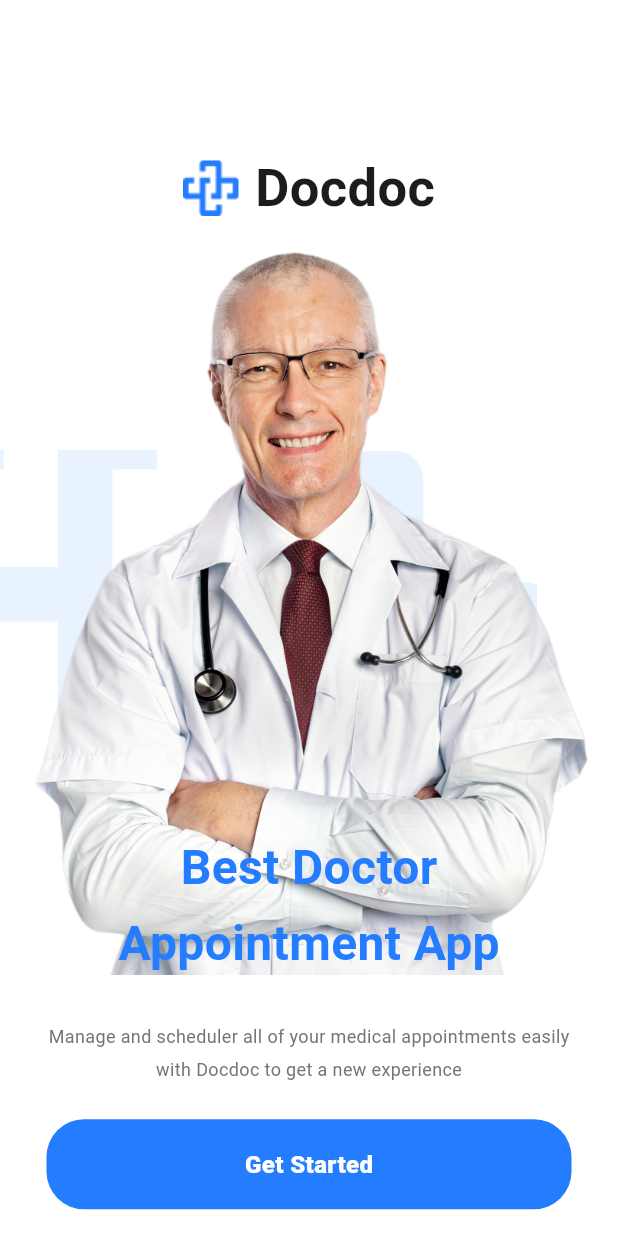
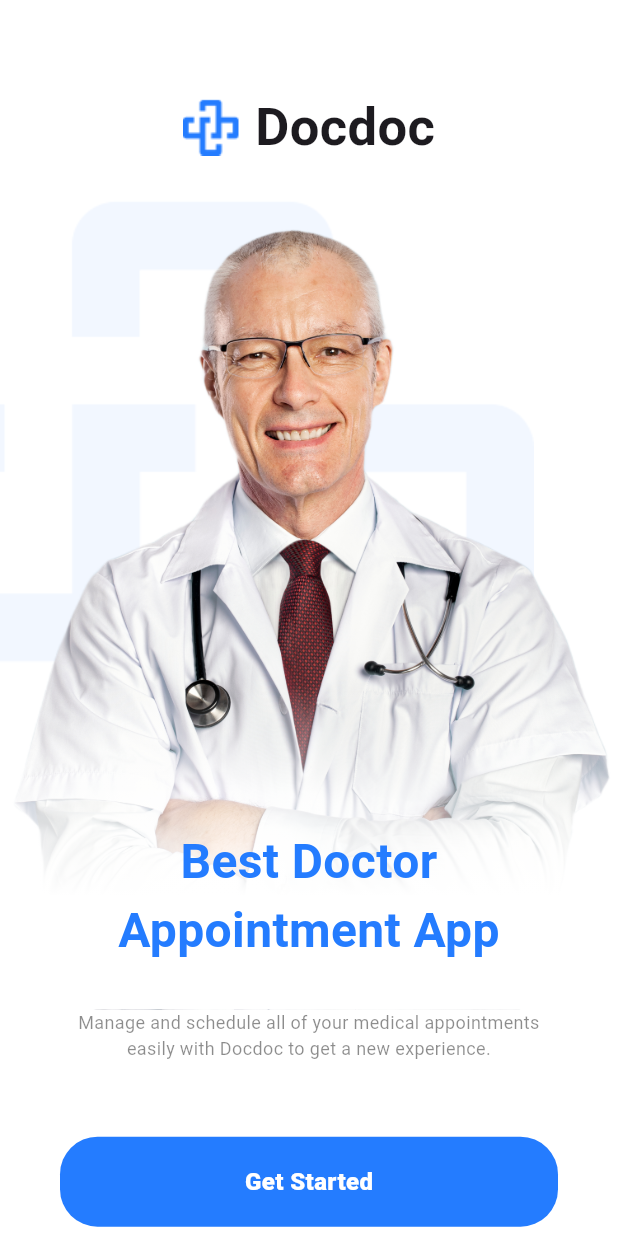
Before and after one commit to houssainebendhieb/flutter_advanced_project, a Flutter app: the screen it shows after launch, on a phone screen of 412 x 824 dp. Run offline on Flutter 3.47's test engine with Material 3 defaults, Android fonts, the phone set to English and light mode, and no system bars; our stand-ins replace flutter_screenutil.

Commit message:
onboarding screen done

```diff
--- a/lib/doc_app.dart
+++ b/lib/doc_app.dart
@@ -2,6 +2,7 @@ import 'package:flutter/material.dart';
 import 'package:flutter_complete_project/feature/login/presentation/widgets/detail_up_stack.dart';
 import 'package:flutter_complete_project/feature/login/presentation/widgets/text_and_logo.dart';
 import 'package:flutter_screenutil/flutter_screenutil.dart';
+import 'package:flutter_complete_project/core/theme/text_styles.dart';
 
 class DocApp extends StatelessWidget {
   const DocApp({super.key});
@@ -13,58 +14,44 @@ class DocApp extends StatelessWidget {
       child: Scaffold(
         body: Column(
           children: [
-            const SizedBox(
-              height: 100,
+            SizedBox(
+              height: 50.h,
             ),
             TextAndLogo(),
-
+            SizedBox(
+              height: 20.h,
+            ),
             Stack(
               children: [
                 Container(
-                  height: 500,
-                  child: Center(
-                    child: Opacity(
-                      opacity: 0.1,
-                      child: Container(
-                        height: 400,
-                        child: Row(
-                          children: [
-                            Container(
-                                height: 200,
-                                width: 150.h,
-                                child: Image.asset(
-                                  "assets/images/vector2.png",
-                                  fit: BoxFit.cover,
-                                )),
-                            Container(
-                                height: 200,
-                                width: 150.h,
-                                child: Image.asset(
-                                  "assets/images/vector.png",
-                                  fit: BoxFit.cover,
-                                )),
-                          ],
-                        ),
+                    child: Image.asset(
+                  "assets/images/group.png",
+                  fit: BoxFit.cover,
+                )),
+                Container(
+                  foregroundDecoration: BoxDecoration(
+                      gradient: LinearGradient(
+                          colors: [Colors.white, Colors.white.withOpacity(0.0)],
+                          end: Alignment.topCenter,
+                          begin: Alignment.bottomCenter,
+                          stops: const [0.14, 0.4])),
+                  child: Image.asset("assets/images/Image.png"),
+                ),
+                Positioned(
+                    left: 0,
+                    right: 0,
+                    bottom: 30,
+                    child: Center(
+                      child: Text(
+                        "Best Doctor\nAppointment App",
+                        textAlign: TextAlign.center,
+                        style: styles.textStyle32
+                            .copyWith(fontWeight: FontWeight.w700),
                       ),
-                    ),
-                  ),
-                ),
-                Opacity(
-                  opacity: 1,
-                  child: SizedBox(
-                    width: 443,
-                    height: 500,
-                    child: Image.asset("assets/images/Image.png"),
-                  ),
-                ),
-                const SizedBox(
-                  height: 700,
-                ),
-                Center(child: detail_up_stack()),
+                    )),
               ],
             ),
-
-            //   detail_up_stack()
+            detail_up_stack()
           ],
         ),
       ),
--- a/lib/feature/login/presentation/widgets/app_description.dart
+++ /dev/null
@@ -1,45 +0,0 @@
-import 'package:flutter/material.dart';
-import 'package:flutter_complete_project/core/theme/text_styles.dart';
-
-class app_descrption extends StatelessWidget {
-  const app_descrption({
-    super.key,
-  });
-
-  @override
-  Widget build(BuildContext context) {
-    return FittedBox(
-      child: Container(
-        child: Column(
-          children: [
-            Text(
-              "Best Doctor",
-              style: styles.textStyle32.copyWith(fontWeight: FontWeight.w700),
-            ),
-            const SizedBox(
-              height: 5,
-            ),
-            Text(
-              "Appointment App",
-              style: styles.textStyle32.copyWith(fontWeight: FontWeight.w700),
-            ),
-            const SizedBox(
-              height: 30,
-            ),
-            Text(
-              "Manage and scheduler all of your medical appointments easily",
-              style: styles.textStyle10,
-            ),
-            const SizedBox(
-              height: 5,
-            ),
-            Text(
-              "with Docdoc to get a new experience",
-              style: styles.textStyle10,
-            )
-          ],
-        ),
-      ),
-    );
-  }
-}
--- a/lib/feature/login/presentation/widgets/detail_up_stack.dart
+++ b/lib/feature/login/presentation/widgets/detail_up_stack.dart
@@ -1,6 +1,6 @@
 import "package:flutter/material.dart";
+import "package:flutter_complete_project/core/theme/text_styles.dart";
 import "package:flutter_complete_project/core/widgets/custom_button.dart";
-import "package:flutter_complete_project/feature/login/presentation/widgets/app_description.dart";
 import "package:flutter_screenutil/flutter_screenutil.dart";
 
 class detail_up_stack extends StatelessWidget {
@@ -11,17 +11,18 @@ class detail_up_stack extends StatelessWidget {
   @override
   Widget build(BuildContext context) {
     return Padding(
-      padding: const EdgeInsets.symmetric(vertical: 50),
+      padding: const EdgeInsets.only(left: 40, right: 40),
       child: Column(
         crossAxisAlignment: CrossAxisAlignment.center,
         children: [
-
+          Text(
+            "Manage and schedule all of your medical appointments easily with Docdoc to get a new experience.",
+            style: styles.textStyle10
+                .copyWith(color: Colors.black45, fontSize: 12),
+            textAlign: TextAlign.center,
+          ),
           SizedBox(
-            height: 350.h,
-          ),
-          const app_descrption(),
-          const SizedBox(
-            height: 25,
+            height: 50.h,
           ),
           custom_button(
             ontap: () {},
```
Also changed, not shown: assets/images/group.png (added).
